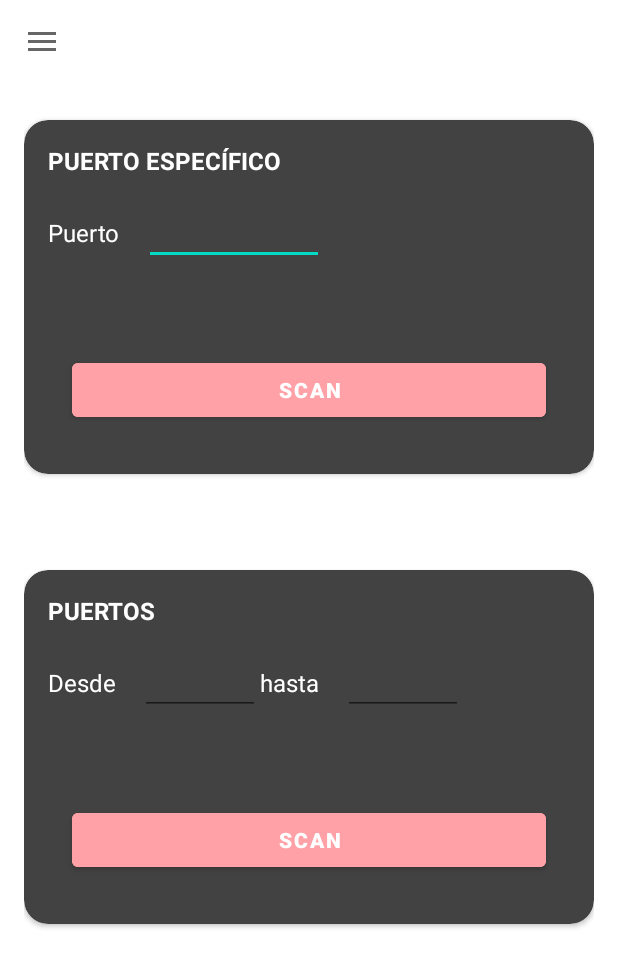
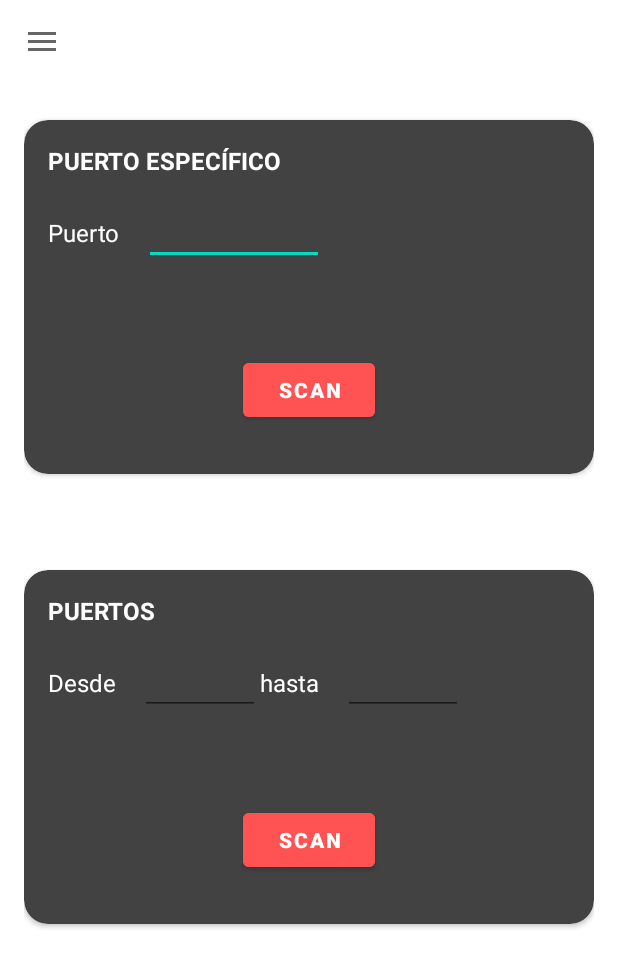
Before and after one commit to SekNetApp/SekNet, an Android app: the fragment FragmentInfo placed in its activity, in the side drawer, after a tap on "PortScan", on a phone screen of 412 x 824 dp. Shown: the top 967 px of the screen. Run offline under Robolectric (Android 15) with nearby library versions, the phone set to English and light mode, and no system bars.

Commit message:
Fragment ports fixes

```diff
--- a/app/src/main/AndroidManifest.xml
+++ b/app/src/main/AndroidManifest.xml
@@ -13,19 +13,14 @@
         android:theme="@style/Theme.SekNet"
         tools:targetApi="31">
         <activity
-            android:name=".FragmentPortscan"
-            android:exported="false" />
-        <activity
             android:name=".MainActivity"
             android:exported="true"
-            android:label="@string/app_name"
-            android:theme="@style/Theme.SekNet.NoActionBar">
+            tools:ignore="ExtraText"
+            android:theme="@style/Theme.SekNet">
             <intent-filter>
                 <action android:name="android.intent.action.MAIN" />
-
                 <category android:name="android.intent.category.LAUNCHER" />
             </intent-filter>
         </activity>
     </application>
-
 </manifest>
--- a/app/src/main/java/com/example/seknet/FragmentInfo.kt
+++ b/app/src/main/java/com/example/seknet/FragmentInfo.kt
@@ -13,7 +13,7 @@ class FragmentInfo : Fragment(R.layout.fragment_info) {
     override fun onViewCreated(view: View, savedInstanceState: Bundle?) {
         binding = FragmentInfoBinding.inflate(layoutInflater)
         binding.infoDeviceNameValue.text = getSystemDetail()
-
+        context?.getTheme()?.applyStyle(1, true);
     }
 
     @SuppressLint("HardwareIds")
--- a/app/src/main/res/layout/activity_main.xml
+++ b/app/src/main/res/layout/activity_main.xml
@@ -16,7 +16,9 @@
     <com.google.android.material.appbar.MaterialToolbar
         android:id="@+id/toolbar"
         android:layout_width="match_parent"
-        android:layout_height="?attr/actionBarSize" />
+        android:layout_height="?attr/actionBarSize"
+        app:menu="@menu/lateral_menu_navigation_drawer"
+        />
 
     <androidx.fragment.app.FragmentContainerView
         android:id="@+id/fragmentContainer"
--- a/app/src/main/res/layout/fragment_portscan.xml
+++ b/app/src/main/res/layout/fragment_portscan.xml
@@ -73,10 +73,11 @@
 
             <Button
                 android:id="@+id/btnScanTarget"
-                android:layout_width="match_parent"
+                android:layout_width="wrap_content"
                 android:layout_height="48dp"
                 android:layout_margin="16dp"
-                android:backgroundTint="@color/light_smooth_red"
+                android:layout_gravity="center"
+                android:backgroundTint="@color/light_red"
                 android:text="@string/scan_btn"
                 android:textStyle="bold" />
         </LinearLayout>
@@ -164,10 +165,11 @@
 
                 <Button
                     android:id="@+id/btnScanRange"
-                    android:layout_width="match_parent"
+                    android:layout_width="wrap_content"
                     android:layout_height="48dp"
                     android:layout_margin="16dp"
-                    android:backgroundTint="@color/light_smooth_red"
+                    android:layout_gravity="center"
+                    android:backgroundTint="@color/light_red"
                     android:text="@string/scan_btn"
                     android:textStyle="bold" />
             </LinearLayout>
--- a/app/src/main/res/values/colors.xml
+++ b/app/src/main/res/values/colors.xml
@@ -7,7 +7,7 @@
       <color name="teal_700">#FF018786</color>
       <color name="black">#FF000000</color>
       <color name="white">#FFFFFFFF</color>
-      <color name="light_red">#FF0B50</color>
+      <color name="light_red">#FF5252</color>
       <color name="light_smooth_red">#FFA1A7</color>
       <color name="light_smooth_red_2">#FEEDEE</color>
       <color name="blue">#5385DA</color>
--- a/app/src/main/res/values/themes.xml
+++ b/app/src/main/res/values/themes.xml
@@ -1,9 +1,9 @@
-<resources xmlns:tools="http://schemas.android.com/tools">
+<resources>
   <!-- Base application theme. -->
-  <style name="Theme.SekNet" parent="Theme.MaterialComponents.Light.DarkActionBar">
+      <style name="Theme.SekNet" parent="Theme.MaterialComponents.Light.NoActionBar">
           <!-- Primary brand color. -->
-      <item name="colorPrimary">@color/light_red</item>
-      <item name="colorPrimaryVariant">@color/light_smooth_red</item>
+          <item name="colorPrimary">#1551B8</item>
+          <item name="colorPrimaryVariant">@color/blue</item>
           <item name="colorOnPrimary">@color/white</item>
           <!-- Secondary brand color. -->
           <item name="colorSecondary">@color/teal_200</item>
@@ -13,10 +13,4 @@
           <item name="android:statusBarColor">?attr/colorPrimaryVariant</item>
           <!-- Customize your theme here. -->
       </style>
-    <style name="Theme.SekNet.NoActionBar">
-        <item name="windowActionBar">false</item>
-        <item name="windowNoTitle">true</item>
-    </style>
-    <style name="Theme.SekNet.AppBarOverlay" parent="ThemeOverlay.AppCompat.Dark.ActionBar" />
-    <style name="Theme.SekNet.PopupOverlay" parent="ThemeOverlay.AppCompat.Light" />
 </resources>
```
Lines whose indentation alone changed are shown as unchanged.
